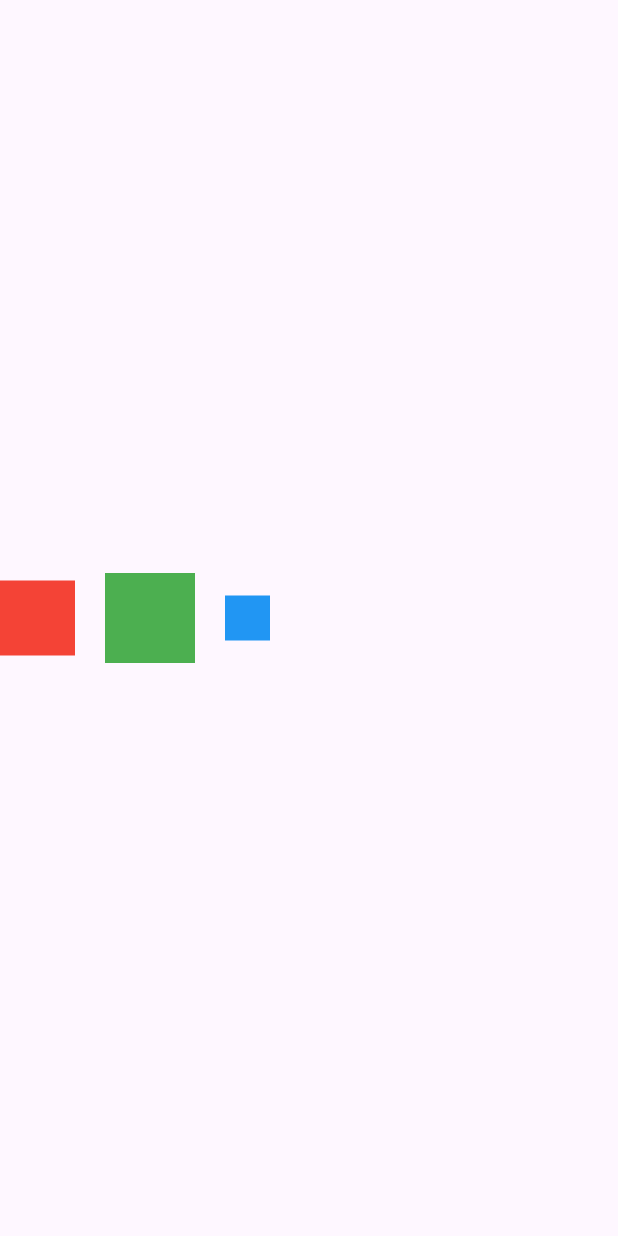
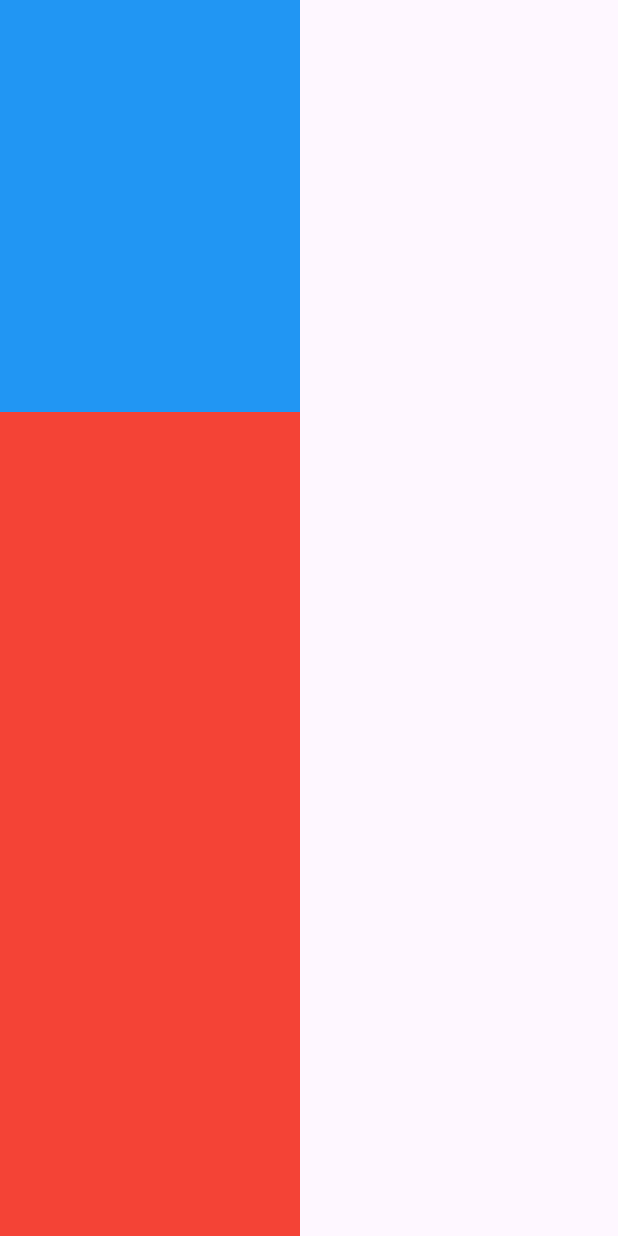
Before and after one commit to JunHyungKang/flutter_study, a Flutter app: the screen it shows after launch, on a phone screen of 412 x 824 dp. Run offline on Flutter 3.47's test engine with Material 3 defaults, Android fonts, the phone set to English and light mode, and no system bars.

Commit message:
feat: flexible 위젯

```diff
--- a/lib/main.dart
+++ b/lib/main.dart
@@ -12,28 +12,19 @@ class MyApp extends StatelessWidget {
     return MaterialApp(
       home: Scaffold(
         body: SizedBox(
-          height: double.infinity,
-          child: Row(
-            mainAxisAlignment: MainAxisAlignment.start,
-            crossAxisAlignment: CrossAxisAlignment.center,
+          width: 200,
+          child: Column(
             children: [
-              Container(
-                color: Colors.red,
-                width: 50,
-                height: 50,
-              ),
-              const SizedBox(width: 20),
-              Container(
-                color: Colors.green,
-                width: 60,
-                height: 60,
-              ),
-              const SizedBox(width: 20),
-              Container(
-                color: Colors.blue,
-                width: 30,
-                height: 30,
-              ),
+              Flexible(
+                flex: 1,
+                child: Container(
+                  color: Colors.blue),
+                  ),
+              Flexible(
+                flex: 2,
+                child: Container(
+                  color: Colors.red),
+                  ),
             ],
           ),
         )
```
